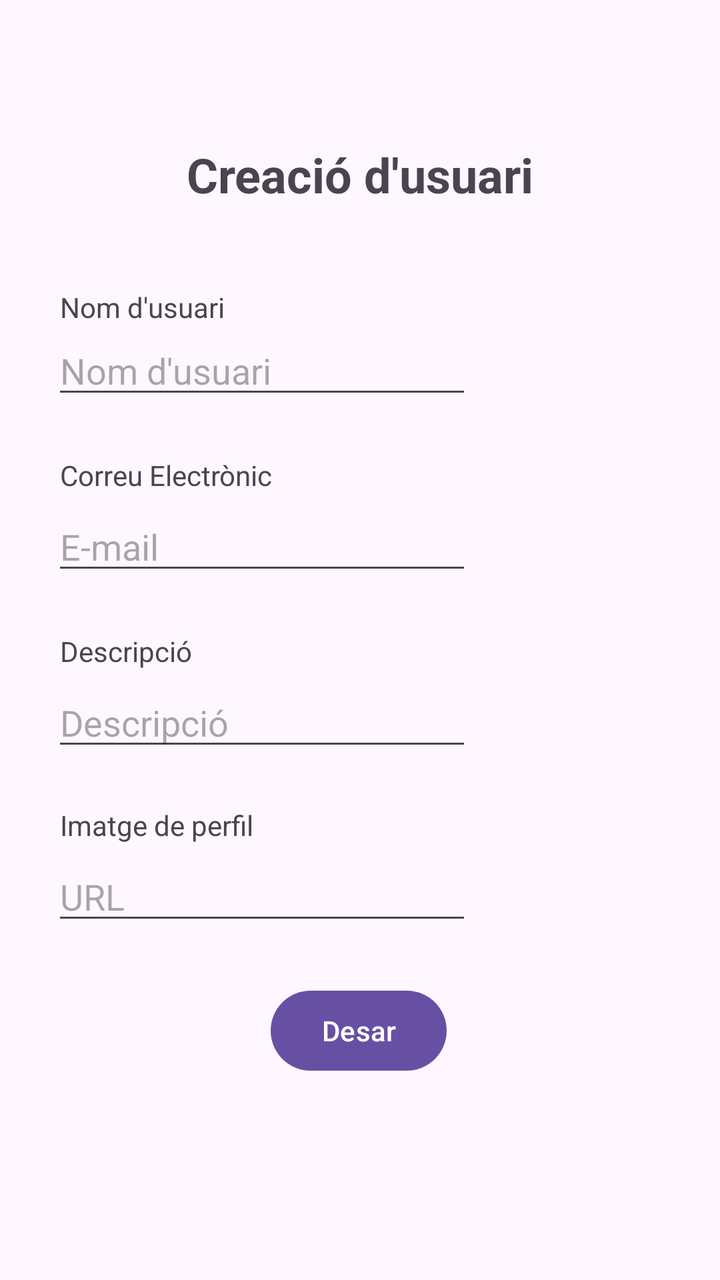
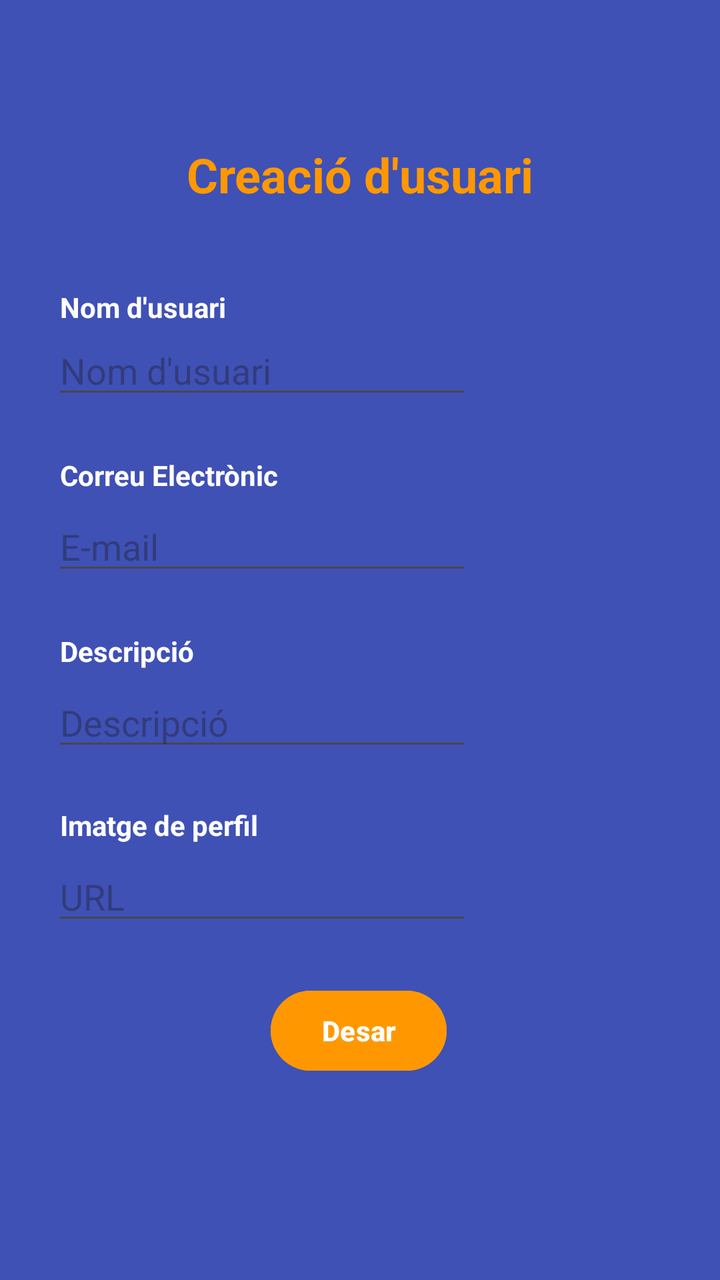

Two renders of the same Android screen: before a commit and after it. Below are the layout's source before the change and the commit's diff.
<!-- AndroidManifest.xml: application theme Theme.PerfilUsuari -->
<!-- res/layout/activity_main.xml -->
<?xml version="1.0" encoding="utf-8"?>
<androidx.constraintlayout.widget.ConstraintLayout xmlns:android="http://schemas.android.com/apk/res/android"
    xmlns:app="http://schemas.android.com/apk/res-auto"
    xmlns:tools="http://schemas.android.com/tools"
    android:id="@+id/main"
    android:layout_width="match_parent"
    android:layout_height="match_parent"
    tools:context=".MainActivity">

    <TextView
        android:id="@+id/titulo"
        android:layout_width="wrap_content"
        android:layout_height="wrap_content"
        android:text="Creació d'usuari"
        android:textSize="24sp"
        android:textStyle="bold"
        app:layout_constraintBottom_toBottomOf="parent"
        app:layout_constraintEnd_toEndOf="parent"
        app:layout_constraintStart_toStartOf="parent"
        app:layout_constraintTop_toTopOf="parent"
        app:layout_constraintVertical_bias="0.117" />

    <EditText
        android:id="@+id/editUser"
        android:layout_width="wrap_content"
        android:layout_height="wrap_content"
        android:ems="10"
        android:hint="Nom d'usuari"
        android:inputType="text"
        app:layout_constraintBottom_toBottomOf="parent"
        app:layout_constraintEnd_toEndOf="parent"
        app:layout_constraintHorizontal_bias="0.174"
        app:layout_constraintStart_toStartOf="parent"
        app:layout_constraintTop_toTopOf="parent"
        app:layout_constraintVertical_bias="0.272" />

    <EditText
        android:id="@+id/editUrl"
        android:layout_width="wrap_content"
        android:layout_height="wrap_content"
        android:layout_marginTop="32dp"
        android:ems="10"
        android:hint="URL"
        android:inputType="text"
        app:layout_constraintBottom_toBottomOf="parent"
        app:layout_constraintEnd_toEndOf="parent"
        app:layout_constraintHorizontal_bias="0.174"
        app:layout_constraintStart_toStartOf="parent"
        app:layout_constraintTop_toBottomOf="@+id/editBio"
        app:layout_constraintVertical_bias="0.073" />

    <TextView
        android:id="@+id/textMail"
        android:layout_width="wrap_content"
        android:layout_height="wrap_content"
        android:layout_marginStart="4dp"
        android:layout_marginBottom="4dp"
        android:text="Correu Electrònic"
        app:layout_constraintBottom_toTopOf="@+id/editMail"
        app:layout_constraintStart_toStartOf="@+id/editMail" />

    <TextView
        android:id="@+id/textUser"
        android:layout_width="wrap_content"
        android:layout_height="wrap_content"
        android:layout_marginStart="4dp"
        android:text="Nom d'usuari"
        app:layout_constraintBottom_toTopOf="@+id/editUser"
        app:layout_constraintStart_toStartOf="@+id/editUser" />

    <TextView
        android:id="@+id/textBio"
        android:layout_width="wrap_content"
        android:layout_height="wrap_content"
        android:layout_marginStart="4dp"
        android:layout_marginBottom="4dp"
        android:text="Descripció"
        app:layout_constraintBottom_toTopOf="@+id/editBio"
        app:layout_constraintStart_toStartOf="@+id/editBio" />

    <TextView
        android:id="@+id/textUrl"
        android:layout_width="wrap_content"
        android:layout_height="wrap_content"
        android:layout_marginStart="4dp"
        android:layout_marginBottom="4dp"
        android:text="Imatge de perfil"
        app:layout_constraintBottom_toTopOf="@+id/editUrl"
        app:layout_constraintStart_toStartOf="@+id/editUrl" />

    <EditText
        android:id="@+id/editBio"
        android:layout_width="wrap_content"
        android:layout_height="wrap_content"
        android:layout_marginTop="32dp"
        android:ems="10"
        android:hint="Descripció"
        android:inputType="text"
        app:layout_constraintBottom_toBottomOf="parent"
        app:layout_constraintEnd_toEndOf="parent"
        app:layout_constraintHorizontal_bias="0.174"
        app:layout_constraintStart_toStartOf="parent"
        app:layout_constraintTop_toBottomOf="@+id/editMail"
        app:layout_constraintVertical_bias="0.054" />

    <EditText
        android:id="@+id/editMail"
        android:layout_width="wrap_content"
        android:layout_height="wrap_content"
        android:layout_marginTop="28dp"
        android:ems="10"
        android:hint="E-mail"
        android:inputType="textEmailAddress"
        app:layout_constraintBottom_toBottomOf="parent"
        app:layout_constraintEnd_toEndOf="parent"
        app:layout_constraintHorizontal_bias="0.174"
        app:layout_constraintStart_toStartOf="parent"
        app:layout_constraintTop_toBottomOf="@+id/editUser"
        app:layout_constraintVertical_bias="0.051" />

    <Button
        android:id="@+id/btn"
        android:layout_width="wrap_content"
        android:layout_height="wrap_content"
        android:text="Desar"
        app:layout_constraintBottom_toBottomOf="parent"
        app:layout_constraintEnd_toEndOf="parent"
        app:layout_constraintHorizontal_bias="0.498"
        app:layout_constraintStart_toStartOf="parent"
        app:layout_constraintTop_toTopOf="parent"
        app:layout_constraintVertical_bias="0.83" />

</androidx.constraintlayout.widget.ConstraintLayout>
<!-- resources referenced by this layout -->
<resources>
  <style name="Theme.PerfilUsuari" parent="Base.Theme.PerfilUsuari" />
  <style name="Base.Theme.PerfilUsuari" parent="Theme.Material3.DayNight.NoActionBar">
          
          
      </style>
</resources>

<!-- the commit's change to res/layout/activity_main.xml (unified diff, before → after) -->
@@ -5,9 +5,11 @@
     android:id="@+id/main"
     android:layout_width="match_parent"
     android:layout_height="match_parent"
+    android:background="@color/fondo"
     tools:context=".MainActivity">
 
     <TextView
+        android:textColor="@color/orange"
         android:id="@+id/titulo"
         android:layout_width="wrap_content"
         android:layout_height="wrap_content"
@@ -27,6 +29,7 @@
         android:ems="10"
         android:hint="Nom d'usuari"
         android:inputType="text"
+        android:textColor="@color/white"
         app:layout_constraintBottom_toBottomOf="parent"
         app:layout_constraintEnd_toEndOf="parent"
         app:layout_constraintHorizontal_bias="0.174"
@@ -39,6 +42,7 @@
         android:layout_width="wrap_content"
         android:layout_height="wrap_content"
         android:layout_marginTop="32dp"
+        android:textColor="@color/white"
         android:ems="10"
         android:hint="URL"
         android:inputType="text"
@@ -51,9 +55,11 @@
 
     <TextView
         android:id="@+id/textMail"
+        android:textColor="@color/white"
         android:layout_width="wrap_content"
         android:layout_height="wrap_content"
         android:layout_marginStart="4dp"
+        android:textStyle="bold"
         android:layout_marginBottom="4dp"
         android:text="Correu Electrònic"
         app:layout_constraintBottom_toTopOf="@+id/editMail"
@@ -61,6 +67,8 @@
 
     <TextView
         android:id="@+id/textUser"
+        android:textStyle="bold"
+        android:textColor="@color/white"
         android:layout_width="wrap_content"
         android:layout_height="wrap_content"
         android:layout_marginStart="4dp"
@@ -70,6 +78,8 @@
 
     <TextView
         android:id="@+id/textBio"
+        android:textStyle="bold"
+        android:textColor="@color/white"
         android:layout_width="wrap_content"
         android:layout_height="wrap_content"
         android:layout_marginStart="4dp"
@@ -80,8 +90,10 @@
 
     <TextView
         android:id="@+id/textUrl"
+        android:textColor="@color/white"
         android:layout_width="wrap_content"
         android:layout_height="wrap_content"
+        android:textStyle="bold"
         android:layout_marginStart="4dp"
         android:layout_marginBottom="4dp"
         android:text="Imatge de perfil"
@@ -95,6 +107,7 @@
         android:layout_marginTop="32dp"
         android:ems="10"
         android:hint="Descripció"
+        android:textColor="@color/white"
         android:inputType="text"
         app:layout_constraintBottom_toBottomOf="parent"
         app:layout_constraintEnd_toEndOf="parent"
@@ -112,6 +125,7 @@
         android:hint="E-mail"
         android:inputType="textEmailAddress"
         app:layout_constraintBottom_toBottomOf="parent"
+        android:textColor="@color/white"
         app:layout_constraintEnd_toEndOf="parent"
         app:layout_constraintHorizontal_bias="0.174"
         app:layout_constraintStart_toStartOf="parent"
@@ -120,9 +134,11 @@
 
     <Button
         android:id="@+id/btn"
+        android:backgroundTint="@color/orange"
         android:layout_width="wrap_content"
         android:layout_height="wrap_content"
         android:text="Desar"
+        android:textStyle="bold"
         app:layout_constraintBottom_toBottomOf="parent"
         app:layout_constraintEnd_toEndOf="parent"
         app:layout_constraintHorizontal_bias="0.498"
<!-- resource entries referenced after the edit -->
@@ -1,5 +1,8 @@
 <!-- resources referenced by this layout -->
 <resources>
+  <color name="fondo">#3F51B5</color>
+  <color name="orange">#FF9800</color>
+  <color name="white">#FFFFFFFF</color>
   <style name="Theme.PerfilUsuari" parent="Base.Theme.PerfilUsuari" />
   <style name="Base.Theme.PerfilUsuari" parent="Theme.Material3.DayNight.NoActionBar">
           
